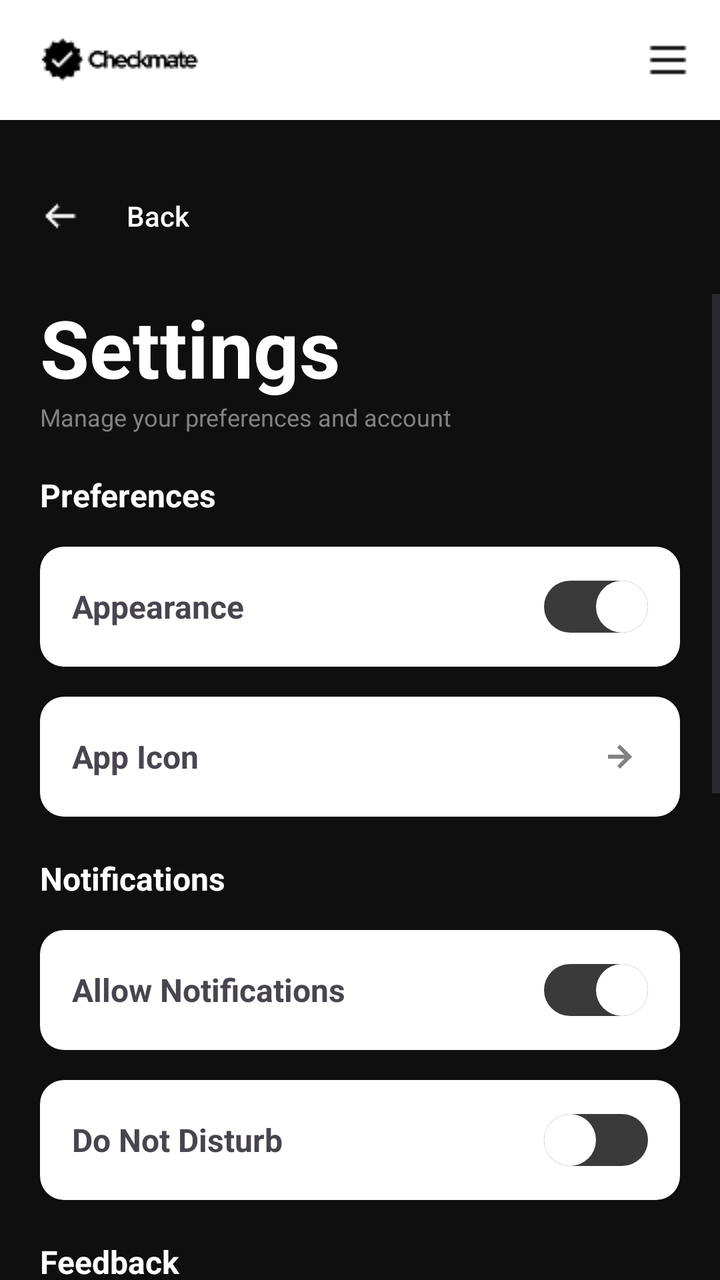
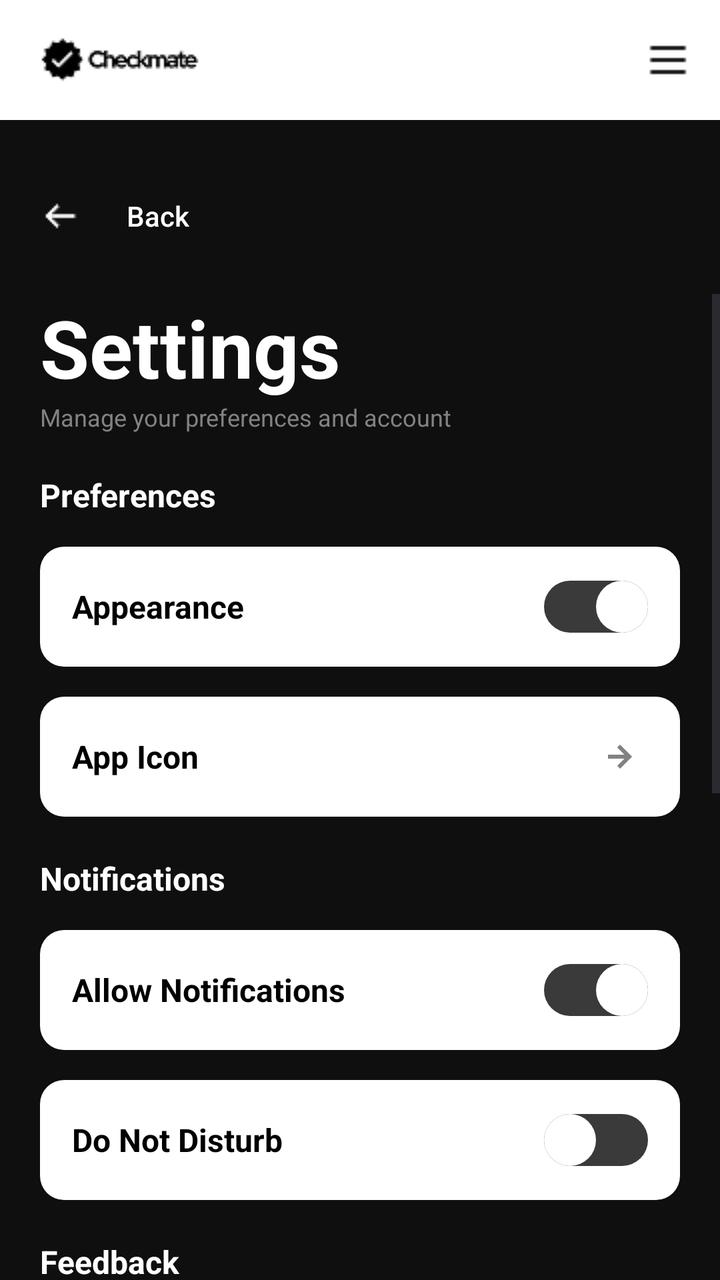

The first picture is an Android layout as it rendered before a commit; the second is the same layout after the commit. The layout source and the unified diff follow.
<!-- AndroidManifest.xml: application theme Theme.AuthTest -->
<!-- res/layout/activity_settings.xml -->
<?xml version="1.0" encoding="utf-8"?>
<androidx.drawerlayout.widget.DrawerLayout
    xmlns:android="http://schemas.android.com/apk/res/android"
    xmlns:tools="http://schemas.android.com/tools"
    xmlns:app="http://schemas.android.com/apk/res-auto"
    android:id="@+id/main"
    android:layout_width="match_parent"
    android:layout_height="match_parent"
    android:background="#0F0F0F"
    android:fitsSystemWindows="true"
    tools:context=".SettingsActivity" >

    <LinearLayout
        android:layout_width="match_parent"
        android:layout_height="match_parent"
        android:orientation="vertical">

        <RelativeLayout
            android:layout_width="match_parent"
            android:layout_height="60dp"
            android:background="#FFFFFF">

            <ImageView
                android:id="@+id/header_logo"
                android:layout_width="wrap_content"
                android:layout_height="wrap_content"
                android:layout_alignParentStart="true"
                android:layout_centerVertical="true"
                android:layout_marginStart="16dp"
                android:src="@drawable/header_logo"
                android:contentDescription="header_logo" />

            <ImageView
                android:id="@+id/hamburger_icon"
                android:layout_width="wrap_content"
                android:layout_height="wrap_content"
                android:layout_alignParentEnd="true"
                android:layout_centerVertical="true"
                android:layout_marginEnd="16dp"
                android:src="@drawable/hamburger_icon"
                android:contentDescription="hamburger_icon" />

        </RelativeLayout>

        <LinearLayout
            android:layout_width="match_parent"
            android:layout_height="wrap_content"
            android:paddingHorizontal="20dp"
            android:paddingTop="24dp"
            android:paddingBottom="15dp">

            <androidx.appcompat.widget.AppCompatButton
                android:id="@+id/backButton"
                android:layout_width="wrap_content"
                android:layout_height="wrap_content"
                android:background="@android:color/transparent"
                android:drawableStart="@drawable/left_arrow"
                android:drawablePadding="10dp"
                android:text="Back"
                android:textAllCaps="false"
                android:textColor="#FFFFFF" />

        </LinearLayout>

        <ScrollView
            android:layout_width="match_parent"
            android:layout_height="0dp"
            android:layout_weight="1">

            <LinearLayout
                android:layout_width="match_parent"
                android:layout_height="wrap_content"
                android:orientation="vertical"
                android:paddingStart="20dp"
                android:paddingEnd="20dp"
                android:paddingBottom="20dp">

                <LinearLayout
                    android:layout_width="match_parent"
                    android:layout_height="wrap_content"
                    android:orientation="vertical"
                    android:layout_marginBottom="20dp" >

                    <TextView
                        android:text="Settings"
                        android:textColor="#FFFFFF"
                        android:textStyle="bold"
                        android:textSize="40sp"
                        android:layout_width="wrap_content"
                        android:layout_height="wrap_content" />

                    <TextView
                        android:text="Manage your preferences and account"
                        android:textColor="#828282"
                        android:textSize="12sp"
                        android:layout_width="wrap_content"
                        android:layout_height="wrap_content" />

                </LinearLayout>

                <TextView
                    android:layout_width="wrap_content"
                    android:layout_height="wrap_content"
                    android:text="Preferences"
                    android:textColor="#FFFFFF"
                    android:textSize="16sp"
                    android:textStyle="bold"
                    android:layout_marginBottom="15dp" />

                <LinearLayout
                    android:layout_width="match_parent"
                    android:layout_height="60dp"
                    android:orientation="horizontal"
                    android:gravity="center_vertical"
                    android:background="@drawable/settings_button_bg"
                    android:paddingStart="16dp"
                    android:paddingEnd="16dp"
                    android:layout_marginBottom="15dp">

                    <LinearLayout
                        android:layout_width="0dp"
                        android:layout_height="wrap_content"
                        android:layout_weight="1"
                        android:orientation="vertical"
                        android:gravity="center_vertical">

                        <TextView
                            android:layout_width="wrap_content"
                            android:layout_height="wrap_content"
                            android:text="Appearance"
                            android:textStyle="bold"
                            android:textSize="16sp" />

                    </LinearLayout>

                    <Switch
                        android:id="@+id/appearanceToggle"
                        android:layout_width="wrap_content"
                        android:layout_height="wrap_content"
                        android:thumb="@drawable/toggle_thumb"
                        android:track="@drawable/toggle_track"
                        android:checked="true" />

                </LinearLayout>

                <LinearLayout
                    android:id="@+id/appIconButton"
                    android:layout_width="match_parent"
                    android:layout_height="60dp"
                    android:orientation="horizontal"
                    android:gravity="center_vertical"
                    android:background="@drawable/settings_button_bg"
                    android:paddingStart="16dp"
                    android:paddingEnd="16dp"
                    android:clickable="true"
                    android:focusable="true">

                    <LinearLayout
                        android:layout_width="0dp"
                        android:layout_height="wrap_content"
                        android:layout_weight="1"
                        android:orientation="vertical"
                        android:gravity="center_vertical">

                        <TextView
                            android:layout_width="wrap_content"
                            android:layout_height="wrap_content"
                            android:text="App Icon"
                            android:textStyle="bold"
                            android:textSize="16sp" />

                    </LinearLayout>

                    <ImageView
                        android:layout_width="24dp"
                        android:layout_height="24dp"
                        android:src="@drawable/ic_arrow_right"
                        android:contentDescription="Navigate"
                        app:tint="#828282" />

                </LinearLayout>

                <TextView
                    android:layout_width="wrap_content"
                    android:layout_height="wrap_content"
                    android:text="Notifications"
                    android:textColor="#FFFFFF"
                    android:textSize="16sp"
                    android:textStyle="bold"
                    android:layout_marginTop="20dp"
                    android:layout_marginBottom="15dp" />

                <LinearLayout
                    android:layout_width="match_parent"
                    android:layout_height="60dp"
                    android:orientation="horizontal"
                    android:gravity="center_vertical"
                    android:background="@drawable/settings_button_bg"
                    android:paddingStart="16dp"
                    android:paddingEnd="16dp"
                    android:layout_marginBottom="15dp">

                    <LinearLayout
                        android:layout_width="0dp"
                        android:layout_height="wrap_content"
                        android:layout_weight="1"
                        android:orientation="vertical"
                        android:gravity="center_vertical">

                        <TextView
                            android:layout_width="wrap_content"
                            android:layout_height="wrap_content"
                            android:text="Allow Notifications"
                            android:textStyle="bold"
                            android:textSize="16sp" />

                    </LinearLayout>

                    <Switch
                        android:id="@+id/notificationsToggle"
                        android:layout_width="wrap_content"
                        android:layout_height="wrap_content"
                        android:thumb="@drawable/toggle_thumb"
                        android:track="@drawable/toggle_track"
                        android:checked="true" />

                </LinearLayout>

                <LinearLayout
                    android:layout_width="match_parent"
                    android:layout_height="60dp"
                    android:orientation="horizontal"
                    android:gravity="center_vertical"
                    android:background="@drawable/settings_button_bg"
                    android:paddingStart="16dp"
                    android:paddingEnd="16dp" >

                    <LinearLayout
                        android:layout_width="0dp"
                        android:layout_height="wrap_content"
                        android:layout_weight="1"
                        android:orientation="vertical"
                        android:gravity="center_vertical">

                        <TextView
                            android:layout_width="wrap_content"
                            android:layout_height="wrap_content"
                            android:text="Do Not Disturb"
                            android:textStyle="bold"
                            android:textSize="16sp" />

                    </LinearLayout>

                    <Switch
                        android:id="@+id/doNotDisturbToggle"
                        android:layout_width="wrap_content"
                        android:layout_height="wrap_content"
                        android:thumb="@drawable/toggle_thumb"
                        android:track="@drawable/toggle_track"
                        android:checked="false" />

                </LinearLayout>

                <TextView
                    android:layout_width="wrap_content"
                    android:layout_height="wrap_content"
                    android:text="Feedback"
                    android:textColor="#FFFFFF"
                    android:textSize="16sp"
                    android:textStyle="bold"
                    android:layout_marginTop="20dp"
                    android:layout_marginBottom="15dp" />

                <LinearLayout
                    android:id="@+id/shareFeedbackButton"
                    android:layout_width="match_parent"
                    android:layout_height="60dp"
                    android:orientation="horizontal"
                    android:gravity="center_vertical"
                    android:background="@drawable/settings_button_bg"
                    android:paddingStart="16dp"
                    android:paddingEnd="16dp"
                    android:clickable="true"
                    android:focusable="true">

                    <LinearLayout
                        android:layout_width="0dp"
                        android:layout_height="wrap_content"
                        android:layout_weight="1"
                        android:orientation="vertical"
                        android:gravity="center_vertical">

                        <TextView
                            android:layout_width="wrap_content"
                            android:layout_height="wrap_content"
                            android:text="Share Feedback"
                            android:textStyle="bold"
                            android:textSize="16sp" />

                    </LinearLayout>

                    <ImageView
                        android:layout_width="24dp"
                        android:layout_height="24dp"
                        android:src="@drawable/ic_arrow_right"
                        android:contentDescription="Navigate"
                        app:tint="#828282" />

                </LinearLayout>

                <TextView
                    android:layout_width="wrap_content"
                    android:layout_height="wrap_content"
                    android:text="About"
                    android:textColor="#FFFFFF"
                    android:textSize="16sp"
                    android:textStyle="bold"
                    android:layout_marginTop="20dp"
                    android:layout_marginBottom="15dp" />

                <LinearLayout
                    android:id="@+id/termsOfServicesButton"
                    android:layout_width="match_parent"
                    android:layout_height="60dp"
                    android:layout_marginBottom="15dp"
                    android:background="@drawable/settings_button_bg"
                    android:clickable="true"
                    android:focusable="true"
                    android:gravity="center_vertical"
                    android:orientation="horizontal"
                    android:paddingStart="16dp"
                    android:paddingEnd="16dp">

                    <LinearLayout
                        android:layout_width="0dp"
                        android:layout_height="wrap_content"
                        android:layout_weight="1"
                        android:gravity="center_vertical"
                        android:orientation="vertical">

                        <TextView
                            android:layout_width="wrap_content"
                            android:layout_height="wrap_content"
                            android:text="Terms of Services"
                            android:textSize="16sp"
                            android:textStyle="bold" />

                    </LinearLayout>

                    <ImageView
                        android:layout_width="24dp"
                        android:layout_height="24dp"
                        android:contentDescription="Navigate"
                        android:src="@drawable/ic_arrow_right"
                        app:tint="#828282" />

                </LinearLayout>

                <LinearLayout
                    android:id="@+id/privacyPolicyButton"
                    android:layout_width="match_parent"
                    android:layout_height="60dp"
                    android:orientation="horizontal"
                    android:gravity="center_vertical"
                    android:background="@drawable/settings_button_bg"
                    android:paddingStart="16dp"
                    android:paddingEnd="16dp"
                    android:clickable="true"
                    android:focusable="true">

                    <LinearLayout
                        android:layout_width="0dp"
                        android:layout_height="wrap_content"
                        android:layout_weight="1"
                        android:orientation="vertical"
                        android:gravity="center_vertical">

                        <TextView
                            android:layout_width="wrap_content"
                            android:layout_height="wrap_content"
                            android:text="Privacy Policy"
                            android:textStyle="bold"
                            android:textSize="16sp" />

                    </LinearLayout>

                    <ImageView
                        android:layout_width="24dp"
                        android:layout_height="24dp"
                        android:src="@drawable/ic_arrow_right"
                        android:contentDescription="Navigate"
                        app:tint="#828282" />

                </LinearLayout>

                <TextView
                    android:layout_width="wrap_content"
                    android:layout_height="wrap_content"
                    android:text="Help"
                    android:textColor="#FFFFFF"
                    android:textSize="16sp"
                    android:textStyle="bold"
                    android:layout_marginTop="20dp"
                    android:layout_marginBottom="15dp" />

                <LinearLayout
                    android:id="@+id/faqsButton"
                    android:layout_width="match_parent"
                    android:layout_height="60dp"
                    android:orientation="horizontal"
                    android:gravity="center_vertical"
                    android:background="@drawable/settings_button_bg"
                    android:paddingStart="16dp"
                    android:paddingEnd="16dp"
                    android:layout_marginBottom="15dp"
                    android:clickable="true"
                    android:focusable="true">

                    <LinearLayout
                        android:layout_width="0dp"
                        android:layout_height="wrap_content"
                        android:layout_weight="1"
                        android:orientation="vertical"
                        android:gravity="center_vertical">

                        <TextView
                            android:layout_width="wrap_content"
                            android:layout_height="wrap_content"
                            android:text="FAQs"
                            android:textStyle="bold"
                            android:textSize="16sp" />

                    </LinearLayout>

                    <ImageView
                        android:layout_width="24dp"
                        android:layout_height="24dp"
                        android:src="@drawable/ic_arrow_right"
                        android:contentDescription="Navigate"
                        app:tint="#828282" />

                </LinearLayout>

                <androidx.appcompat.widget.AppCompatButton
                    android:id="@+id/logoutButton"
                    android:layout_width="match_parent"
                    android:layout_height="60dp"
                    android:text="Logout"
                    android:textColor="#FFFFFF"
                    android:textSize="16sp"
                    android:textAllCaps="false"
                    android:background="@drawable/settings_logout_button" />

            </LinearLayout>

        </ScrollView>

    </LinearLayout>

    <com.google.android.material.navigation.NavigationView
        android:id="@+id/navigation_view"
        android:layout_width="280dp"
        android:layout_height="match_parent"
        android:layout_gravity="start"
        android:fitsSystemWindows="true"
        android:background="#1A1A1A"
        app:menu="@menu/menu_drawer"
        app:headerLayout="@layout/drawer_header"
        app:itemTextColor="@color/menu_item_color"
        app:itemIconTint="@color/menu_item_color" />

</androidx.drawerlayout.widget.DrawerLayout>
<!-- res/layout/drawer_header.xml (included above) -->
<?xml version="1.0" encoding="utf-8"?>
<LinearLayout xmlns:android="http://schemas.android.com/apk/res/android"
    android:layout_width="match_parent"
    android:layout_height="200dp"
    android:orientation="vertical"
    android:gravity="bottom"
    android:padding="20dp"
    android:background="#0F0F0F">

    <ImageView
        android:id="@+id/drawer_user_avatar"
        android:layout_width="60dp"
        android:layout_height="60dp"
        android:src="@drawable/default_avatar"
        android:contentDescription="user_avatar"
        android:layout_marginBottom="15dp" />

    <TextView
        android:id="@+id/drawer_user_name"
        android:layout_width="wrap_content"
        android:layout_height="wrap_content"
        android:text="User Name"
        android:textColor="#FFFFFF"
        android:textSize="24sp"
        android:textStyle="bold" />

    <TextView
        android:id="@+id/drawer_user_email"
        android:layout_width="wrap_content"
        android:layout_height="wrap_content"
        android:text="user@example.com"
        android:textColor="#828282"
        android:textSize="12sp" />

</LinearLayout>
<!-- resources referenced by this layout -->
<resources>
  <!-- drawable default_avatar (drawable) -->
  <?xml version="1.0" encoding="utf-8"?>
  <vector xmlns:android="http://schemas.android.com/apk/res/android"
      android:width="24dp"
      android:height="24dp"
      android:viewportWidth="24"
      android:viewportHeight="24">
      <path
          android:fillColor="#FFFFFF"
          android:pathData="M12,12c2.21,0 4,-1.79 4,-4s-1.79,-4 -4,-4 -4,1.79 -4,4 1.79,4 4,4zm0,2c-2.67,0 -8,1.34 -8,4v2h16v-2c0,-2.66 -5.33,-4 -8,-4z" />
  </vector>
  <!-- drawable hamburger_icon: png bitmap (drawable, 177 bytes) -->
  <!-- drawable header_logo: png bitmap (drawable, 1337 bytes) -->
  <!-- drawable ic_arrow_right (drawable) -->
  <?xml version="1.0" encoding="utf-8"?>
  <vector xmlns:android="http://schemas.android.com/apk/res/android"
      android:width="24dp"
      android:height="24dp"
      android:viewportWidth="24"
      android:viewportHeight="24">
      <path
          android:fillColor="#828282"
          android:pathData="M8.59,16.58L10,18L16,12L10,6L8.59,7.41L12.17,11H4V13H12.17L8.59,16.58Z" />
  </vector>
  <!-- drawable left_arrow: png bitmap (drawable, 316 bytes) -->
  <!-- drawable settings_button_bg (drawable) -->
  <?xml version="1.0" encoding="utf-8"?>
  <shape xmlns:android="http://schemas.android.com/apk/res/android">
      <solid android:color="#FFFFFF" />
      <corners android:radius="12dp" />
  </shape>
  <!-- drawable settings_logout_button (drawable) -->
  <?xml version="1.0" encoding="utf-8"?>
  <shape xmlns:android="http://schemas.android.com/apk/res/android">
      <solid android:color="#C92A2A" />
      <corners android:radius="12dp" />
  </shape>
  <!-- drawable toggle_thumb (drawable) -->
  <?xml version="1.0" encoding="utf-8"?>
  <shape xmlns:android="http://schemas.android.com/apk/res/android"
      android:shape="oval">
      <solid android:color="#FFFFFF" />
      <size android:width="26dp" android:height="26dp" />
  </shape>
  <!-- drawable toggle_track (drawable) -->
  <?xml version="1.0" encoding="utf-8"?>
  <layer-list xmlns:android="http://schemas.android.com/apk/res/android">
      <item>
          <shape android:shape="rectangle">
              <solid android:color="#3A3A3A" />
              <corners android:radius="13dp" />
          </shape>
      </item>
  </layer-list>
  <style name="Theme.AuthTest" parent="Base.Theme.AuthTest" />
  <style name="Base.Theme.AuthTest" parent="Theme.Material3.DayNight.NoActionBar">
          
          
      </style>
</resources>

<!-- the commit's change to res/layout/activity_settings.xml (unified diff, before → after) -->
@@ -8,6 +8,7 @@
     android:layout_height="match_parent"
     android:background="#0F0F0F"
     android:fitsSystemWindows="true"
+    android:forceDarkAllowed="false"
     tools:context=".SettingsActivity" >
 
     <LinearLayout
@@ -128,6 +129,7 @@
                             android:layout_width="wrap_content"
                             android:layout_height="wrap_content"
                             android:text="Appearance"
+                            android:textColor="#000000"
                             android:textStyle="bold"
                             android:textSize="16sp" />
 
@@ -166,6 +168,7 @@
                             android:layout_width="wrap_content"
                             android:layout_height="wrap_content"
                             android:text="App Icon"
+                            android:textColor="#000000"
                             android:textStyle="bold"
                             android:textSize="16sp" />
 
@@ -211,6 +214,7 @@
                             android:layout_width="wrap_content"
                             android:layout_height="wrap_content"
                             android:text="Allow Notifications"
+                            android:textColor="#000000"
                             android:textStyle="bold"
                             android:textSize="16sp" />
 
@@ -246,6 +250,7 @@
                             android:layout_width="wrap_content"
                             android:layout_height="wrap_content"
                             android:text="Do Not Disturb"
+                            android:textColor="#000000"
                             android:textStyle="bold"
                             android:textSize="16sp" />
 
@@ -294,6 +299,7 @@
                             android:layout_width="wrap_content"
                             android:layout_height="wrap_content"
                             android:text="Share Feedback"
+                            android:textColor="#000000"
                             android:textStyle="bold"
                             android:textSize="16sp" />
 
@@ -342,6 +348,7 @@
                             android:layout_width="wrap_content"
                             android:layout_height="wrap_content"
                             android:text="Terms of Services"
+                            android:textColor="#000000"
                             android:textSize="16sp"
                             android:textStyle="bold" />
 
@@ -379,6 +386,7 @@
                             android:layout_width="wrap_content"
                             android:layout_height="wrap_content"
                             android:text="Privacy Policy"
+                            android:textColor="#000000"
                             android:textStyle="bold"
                             android:textSize="16sp" />
 
@@ -427,6 +435,7 @@
                             android:layout_width="wrap_content"
                             android:layout_height="wrap_content"
                             android:text="FAQs"
+                            android:textColor="#000000"
                             android:textStyle="bold"
                             android:textSize="16sp" />
 
